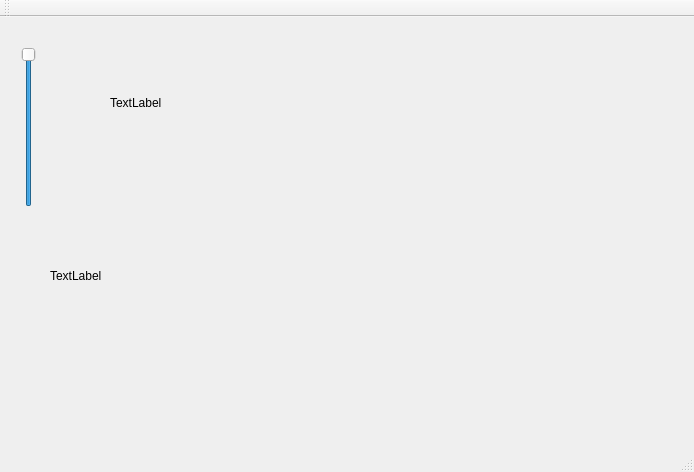
Old version of the form mainwindow.ui in the repository tich/VideoMixer.
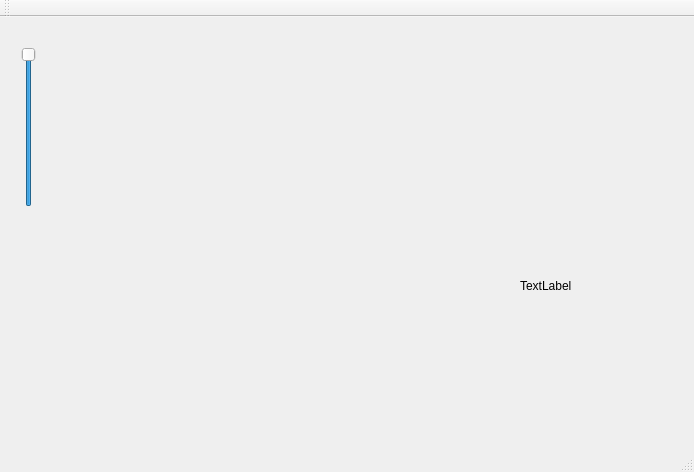
New version of the form.

```diff
--- a/mainwindow.ui
+++ b/mainwindow.ui
@@ -17,26 +17,13 @@
    <widget class="QWidget" name="widget" native="true">
     <property name="geometry">
      <rect>
-      <x>370</x>
+      <x>70</x>
       <y>10</y>
-      <width>251</width>
-      <height>151</height>
+      <width>351</width>
+      <height>181</height>
      </rect>
     </property>
    </widget>
-   <widget class="QLabel" name="label">
-    <property name="geometry">
-     <rect>
-      <x>110</x>
-      <y>10</y>
-      <width>251</width>
-      <height>151</height>
-     </rect>
-    </property>
-    <property name="text">
-     <string>TextLabel</string>
-    </property>
-   </widget>
    <widget class="QSlider" name="verticalSlider">
     <property name="geometry">
      <rect>
@@ -56,8 +43,8 @@
    <widget class="QLabel" name="label_3">
     <property name="geometry">
      <rect>
-      <x>50</x>
-      <y>250</y>
+      <x>520</x>
+      <y>260</y>
       <width>62</width>
       <height>17</height>
      </rect>
@@ -69,10 +56,10 @@
    <widget class="QWidget" name="widget_2" native="true">
     <property name="geometry">
      <rect>
-      <x>179</x>
-      <y>189</y>
+      <x>70</x>
+      <y>210</y>
       <width>351</width>
-      <height>211</height>
+      <height>191</height>
      </rect>
     </property>
    </widget>
```
